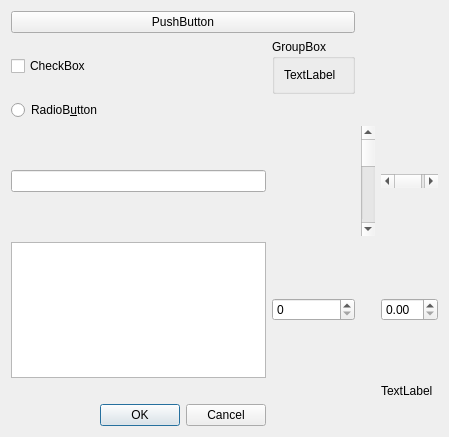
Qt form Qt/test.ui (kmatheussen/radium) before a commit.
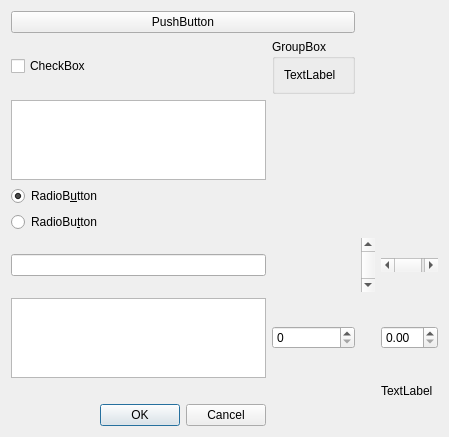
The same form after that commit.

```diff
--- a/Qt/test.ui
+++ b/Qt/test.ui
@@ -14,6 +14,19 @@
    <string>Form</string>
   </property>
   <layout class="QGridLayout" name="gridLayout">
+   <item row="6" column="1">
+    <spacer name="verticalSpacer">
+     <property name="orientation">
+      <enum>Qt::Vertical</enum>
+     </property>
+     <property name="sizeHint" stdset="0">
+      <size>
+       <width>17</width>
+       <height>167</height>
+      </size>
+     </property>
+    </spacer>
+   </item>
    <item row="2" column="0">
     <widget class="QCheckBox" name="checkBox">
      <property name="text">
@@ -21,14 +34,14 @@
      </property>
     </widget>
    </item>
-   <item row="4" column="3">
+   <item row="6" column="3">
     <widget class="QScrollBar" name="horizontalScrollBar">
      <property name="orientation">
       <enum>Qt::Horizontal</enum>
      </property>
     </widget>
    </item>
-   <item row="4" column="0">
+   <item row="6" column="0">
     <widget class="QLineEdit" name="lineEdit"/>
    </item>
    <item row="0" column="0" colspan="2">
@@ -57,23 +70,13 @@
      </layout>
     </widget>
    </item>
-   <item row="4" column="1">
-    <spacer name="verticalSpacer">
-     <property name="orientation">
-      <enum>Qt::Vertical</enum>
-     </property>
-     <property name="sizeHint" stdset="0">
-      <size>
-       <width>17</width>
-       <height>167</height>
-      </size>
-     </property>
-    </spacer>
-   </item>
-   <item row="6" column="0">
+   <item row="8" column="0">
     <layout class="QVBoxLayout" name="verticalLayout_2"/>
    </item>
-   <item row="7" column="0">
+   <item row="7" column="3">
+    <widget class="QDoubleSpinBox" name="doubleSpinBox"/>
+   </item>
+   <item row="9" column="0">
     <widget class="QDialogButtonBox" name="buttonBox">
      <property name="orientation">
       <enum>Qt::Horizontal</enum>
@@ -83,33 +86,43 @@
      </property>
     </widget>
    </item>
-   <item row="5" column="3">
-    <widget class="QDoubleSpinBox" name="doubleSpinBox"/>
-   </item>
-   <item row="4" column="2">
-    <widget class="QScrollBar" name="verticalScrollBar">
-     <property name="orientation">
-      <enum>Qt::Vertical</enum>
-     </property>
-    </widget>
-   </item>
-   <item row="5" column="1">
+   <item row="7" column="1">
     <widget class="QSpinBox" name="spinBox"/>
    </item>
-   <item row="5" column="0">
+   <item row="7" column="0">
     <widget class="QPlainTextEdit" name="plainTextEdit"/>
    </item>
-   <item row="6" column="3">
+   <item row="6" column="2">
+    <widget class="QScrollBar" name="verticalScrollBar">
+     <property name="orientation">
+      <enum>Qt::Vertical</enum>
+     </property>
+    </widget>
+   </item>
+   <item row="8" column="3">
     <widget class="QLabel" name="label_2">
      <property name="text">
       <string>TextLabel</string>
      </property>
     </widget>
    </item>
-   <item row="3" column="0">
+   <item row="4" column="0">
     <widget class="QRadioButton" name="radioButton">
      <property name="text">
       <string>RadioB&amp;utton</string>
+     </property>
+     <property name="checked">
+      <bool>true</bool>
+     </property>
+    </widget>
+   </item>
+   <item row="3" column="0">
+    <widget class="QTextEdit" name="textEdit"/>
+   </item>
+   <item row="5" column="0">
+    <widget class="QRadioButton" name="radioButton_2">
+     <property name="text">
+      <string>RadioBu&amp;tton</string>
      </property>
     </widget>
    </item>
```
